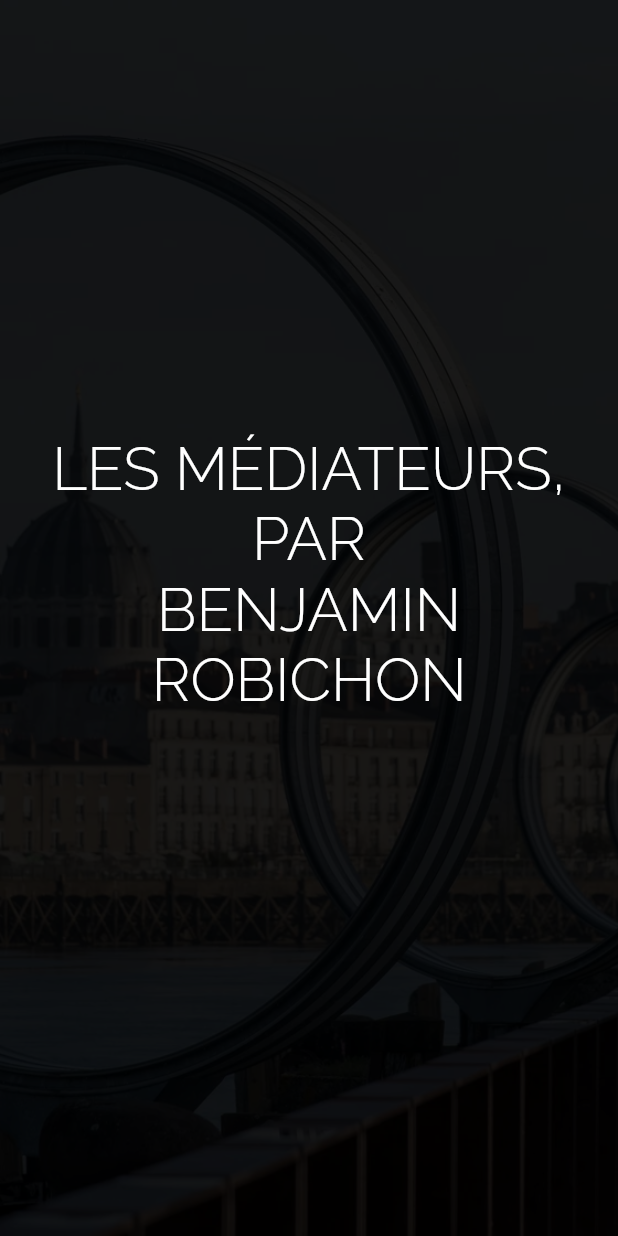
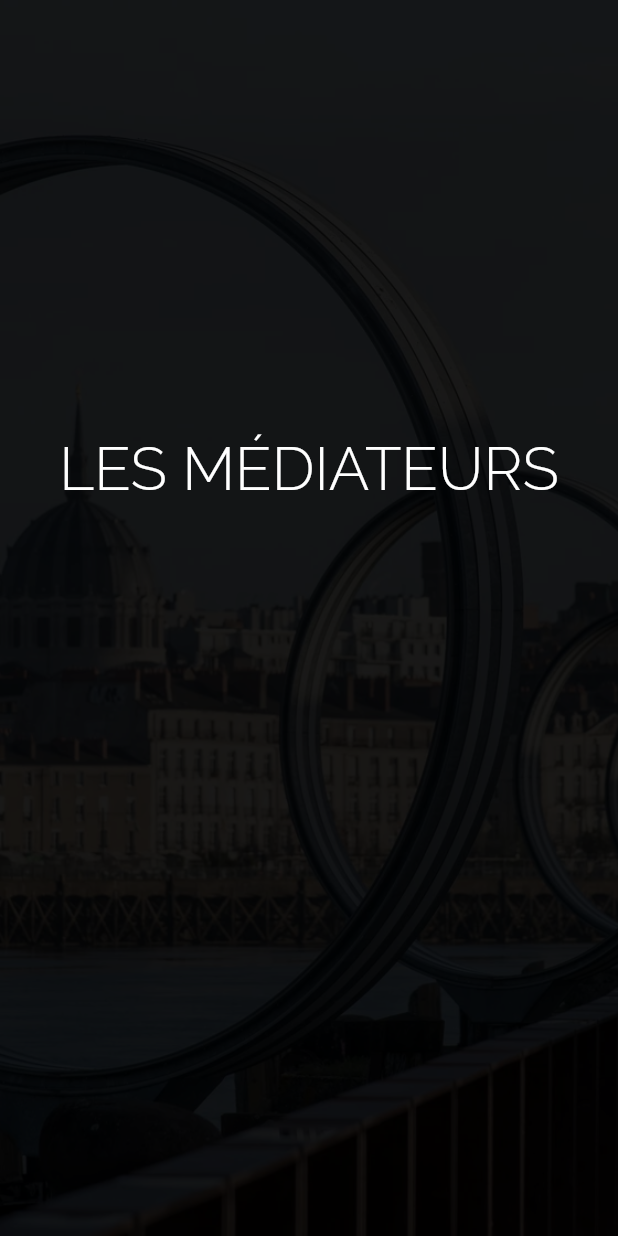
Before and after one commit to Elymne/les-mediateurs, a Flutter app: the first screen one second after launch, on a phone screen of 412 x 824 dp. Run offline on Flutter 3.47's test engine with Material 2 defaults, Android fonts, the light colour scheme and no system bars; our stand-ins replace flutter_riverpod; generated files the repository leaves out were written again.

Commit message:
feat : add l10n text value for background page.

```diff
--- a/lib/features/home/presentation/widgets/home_background.dart
+++ b/lib/features/home/presentation/widgets/home_background.dart
@@ -1,6 +1,8 @@
 import 'dart:async';
 import 'package:flutter/material.dart';
 import 'package:flutter_riverpod/flutter_riverpod.dart';
+import 'package:les_mediateurs/shared/data/local/locals.dart';
+import 'package:les_mediateurs/shared/domain/providers/locals_provider/locals_provider.dart';
 import 'package:les_mediateurs/shared/widgets/animated_text/animated_text.dart';
 import 'package:uuid/uuid.dart';
 
@@ -17,6 +19,8 @@ class HomeBackground extends ConsumerStatefulWidget {
 }
 
 class _State extends ConsumerState<HomeBackground> with SingleTickerProviderStateMixin {
+  late final Locals locals = ref.read(localsProvider);
+
   // Uuid objetc generator.
   final Uuid uuid = const Uuid();
 
@@ -77,7 +81,7 @@ class _State extends ConsumerState<HomeBackground> with SingleTickerProviderStat
                   opacity: fadeOutAnimation.value,
                   child: AnimatedText(
                     key: Key(_animatedTextKeyM),
-                    data: "LES MÉDIATEURS,\nPAR BENJAMIN ROBICHON",
+                    data: locals.getLocals(context).home_page_app_name,
                     duration: const Duration(milliseconds: 600),
                     textAlign: TextAlign.center,
                     style: const TextStyle(
@@ -123,7 +127,7 @@ class _State extends ConsumerState<HomeBackground> with SingleTickerProviderStat
                   opacity: fadeOutAnimation.value,
                   child: AnimatedText(
                     key: Key(_animatedTextKeyS),
-                    data: "LES MÉDIATEURS,\nPAR\nBENJAMIN\nROBICHON",
+                    data: locals.getLocals(context).home_page_app_name,
                     duration: const Duration(milliseconds: 600),
                     textAlign: TextAlign.center,
                     style: const TextStyle(
@@ -171,7 +175,7 @@ class _State extends ConsumerState<HomeBackground> with SingleTickerProviderStat
                 opacity: fadeOutAnimation.value,
                 child: AnimatedText(
                   key: Key(_animatedTextKeyL),
-                  data: "LES MÉDIATEURS,\nPAR BENJAMIN ROBICHON",
+                  data: locals.getLocals(context).home_page_app_name,
                   duration: const Duration(milliseconds: 600),
                   style: const TextStyle(
                     color: Colors.white,
--- a/lib/shared/l10n/app_fr.arb
+++ b/lib/shared/l10n/app_fr.arb
@@ -4,5 +4,7 @@
     "header_home": "Les médiateurs",
     "header_about_us": "À propos",
     "header_sign_in": "S'inscrire",
-    "header_auth": "Se connecter"
+    "header_auth": "Se connecter",
+    "@HOME_PAGE": {},
+    "home_page_app_name": "LES MÉDIATEURS"
 }
```
Also changed, not shown: lib/features/home/presentation/widgets/catch_text_container.dart (added, +17 -0 lines).
